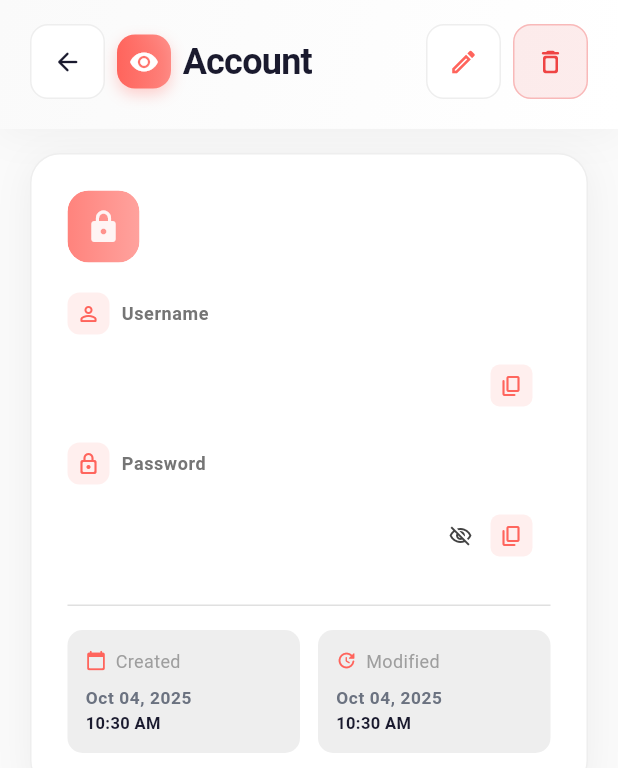
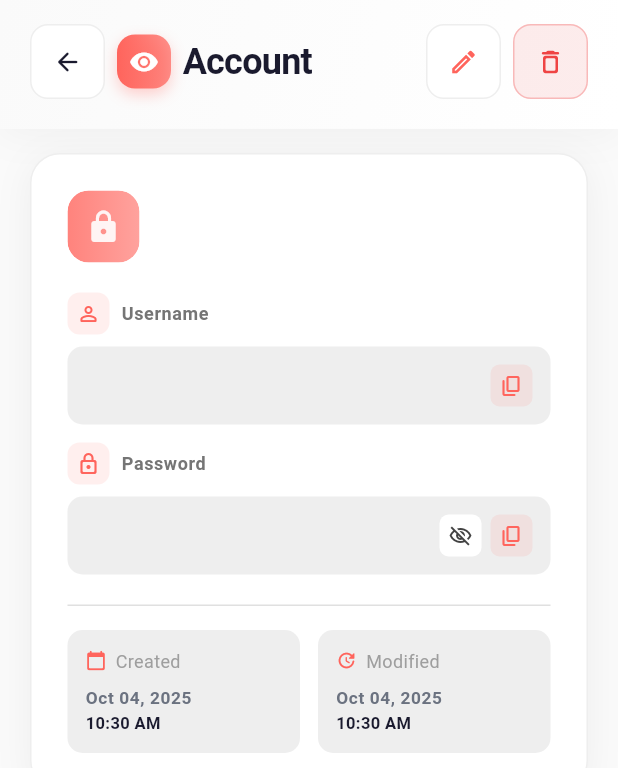
Before and after one commit to henry-azer/vault-it-app, a Flutter app: the ViewAccountScreen screen opened directly with empty values, on a phone screen of 412 x 824 dp. Shown: the top 768 px of the screen. Run offline on Flutter 3.47's test engine with Material 3 defaults, Android fonts, the phone set to English and light mode, and no system bars; drawn by our look-alikes of cached_network_image; our stand-ins replace flutter_native_splash, get_it, package_info_plus, shared_preferences, sliding_clipped_nav_bar, sqflite; accounts and stored records are empty; network calls fail.

Commit message:
generic enhancements

```diff
--- a/lib/features/generator/presentation/providers/generator_provider.dart
+++ b/lib/features/generator/presentation/providers/generator_provider.dart
@@ -150,7 +150,6 @@ class GeneratorProvider with ChangeNotifier {
       if (_generatedPassword.isNotEmpty &&
           _generatedPassword != 'Error generating password' &&
           (_passwordHistory.isEmpty || _passwordHistory.first.password != _generatedPassword)) {
-        _addToHistory(_generatedPassword);
       }
     } catch (e) {
       _generatedPassword = 'Error generating password';
@@ -164,6 +163,7 @@ class GeneratorProvider with ChangeNotifier {
   Future<void> copyToClipboard() async {
     if (_generatedPassword.isNotEmpty && _generatedPassword != 'Error generating password') {
       await Clipboard.setData(ClipboardData(text: _generatedPassword));
+      _addToHistory(_generatedPassword);
     }
   }
 
--- a/lib/features/vault/presentation/screens/account_screen.dart
+++ b/lib/features/vault/presentation/screens/account_screen.dart
@@ -367,6 +367,7 @@ class _AccountScreenState extends State<AccountScreen> {
                 icon: Icons.person_outline,
                 isDark: isDark,
                 isRequired: true,
+                maxLength: 50,
                 validator: (value) {
                   if (value == null || value.isEmpty) {
                     return AppStrings.validationUsernameEmpty.tr;
@@ -904,7 +905,7 @@ class _AccountScreenState extends State<AccountScreen> {
             key: _passwordKey,
             controller: _passwordController,
             obscureText: _obscurePassword,
-            maxLength: 22,
+            maxLength: 50,
             onChanged: (value) {
               _passwordKey.currentState?.validate();
               setState(() {
--- a/lib/features/vault/presentation/screens/view_account_screen.dart
+++ b/lib/features/vault/presentation/screens/view_account_screen.dart
@@ -445,7 +445,7 @@ class _ViewAccountScreenState extends State<ViewAccountScreen> {
           width: double.infinity,
           padding: const EdgeInsets.all(12),
           decoration: BoxDecoration(
-            color: isDark ? AppColors.darkSurface : AppColors.lightSurface,
+            color: isDark ? AppColors.darkCardBorder : AppColors.lightCardBorder,
             borderRadius: BorderRadius.circular(10),
           ),
           child: Row(
@@ -520,7 +520,7 @@ class _ViewAccountScreenState extends State<ViewAccountScreen> {
           width: double.infinity,
           padding: const EdgeInsets.all(12),
           decoration: BoxDecoration(
-            color: isDark ? AppColors.darkSurface : AppColors.lightSurface,
+            color: isDark ? AppColors.darkCardBorder : AppColors.lightCardBorder,
             borderRadius: BorderRadius.circular(10),
           ),
           child: Row(
```
